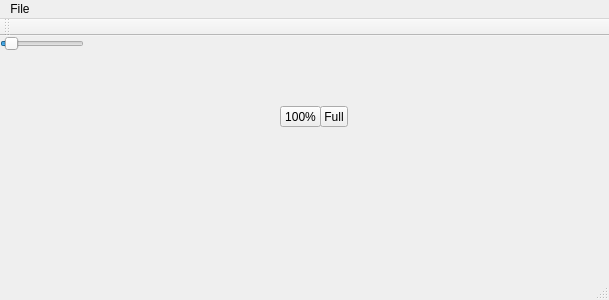
Above: src/mainwindow.ui from otre99/QtSimpleImageViewer before the change. Below: the same form after it.
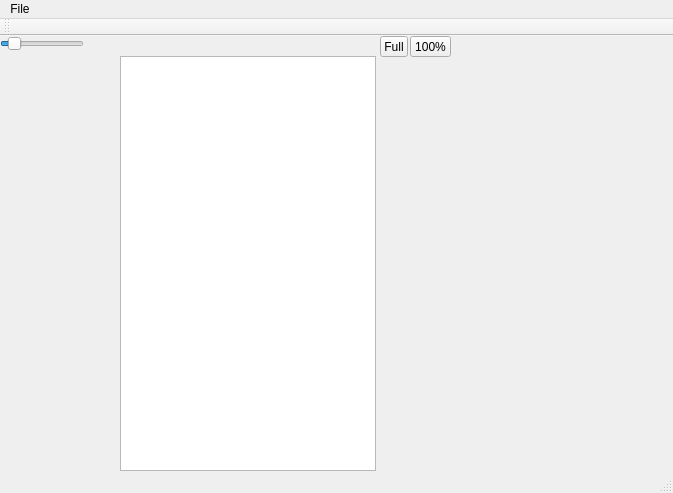
That is the form after the change.

What changed in the file:
```diff
--- a/src/mainwindow.ui
+++ b/src/mainwindow.ui
@@ -6,8 +6,8 @@
    <rect>
     <x>0</x>
     <y>0</y>
-    <width>609</width>
-    <height>300</height>
+    <width>673</width>
+    <height>493</height>
    </rect>
   </property>
   <property name="windowTitle">
@@ -15,6 +15,14 @@
   </property>
   <widget class="QWidget" name="centralWidget">
    <widget class="QSlider" name="scfSlider">
+    <property name="geometry">
+     <rect>
+      <x>0</x>
+      <y>0</y>
+      <width>84</width>
+      <height>15</height>
+     </rect>
+    </property>
     <property name="sizePolicy">
      <sizepolicy hsizetype="MinimumExpanding" vsizetype="Fixed">
       <horstretch>0</horstretch>
@@ -25,13 +33,13 @@
      <number>1</number>
     </property>
     <property name="maximum">
-     <number>256</number>
+     <number>1000</number>
     </property>
     <property name="pageStep">
      <number>1</number>
     </property>
     <property name="value">
-     <number>16</number>
+     <number>100</number>
     </property>
     <property name="tracking">
      <bool>true</bool>
@@ -55,8 +63,8 @@
    <widget class="QToolButton" name="goTo100">
     <property name="geometry">
      <rect>
-      <x>280</x>
-      <y>70</y>
+      <x>410</x>
+      <y>0</y>
       <width>41</width>
       <height>21</height>
      </rect>
@@ -68,8 +76,8 @@
    <widget class="QToolButton" name="tbFull">
     <property name="geometry">
      <rect>
-      <x>320</x>
-      <y>70</y>
+      <x>380</x>
+      <y>0</y>
       <width>28</width>
       <height>21</height>
      </rect>
@@ -78,14 +86,48 @@
      <string>Full</string>
     </property>
    </widget>
+   <widget class="QListView" name="listView">
+    <property name="geometry">
+     <rect>
+      <x>120</x>
+      <y>20</y>
+      <width>256</width>
+      <height>415</height>
+     </rect>
+    </property>
+    <property name="iconSize">
+     <size>
+      <width>64</width>
+      <height>64</height>
+     </size>
+    </property>
+    <property name="flow">
+     <enum>QListView::TopToBottom</enum>
+    </property>
+    <property name="layoutMode">
+     <enum>QListView::SinglePass</enum>
+    </property>
+    <property name="viewMode">
+     <enum>QListView::IconMode</enum>
+    </property>
+    <property name="uniformItemSizes">
+     <bool>true</bool>
+    </property>
+    <property name="wordWrap">
+     <bool>true</bool>
+    </property>
+    <property name="itemAlignment">
+     <set>Qt::AlignCenter</set>
+    </property>
+   </widget>
   </widget>
   <widget class="QMenuBar" name="menuBar">
    <property name="geometry">
     <rect>
      <x>0</x>
      <y>0</y>
-     <width>609</width>
-     <height>19</height>
+     <width>673</width>
+     <height>20</height>
     </rect>
    </property>
    <widget class="QMenu" name="menuFile">
```
Left out of the diff: 18 changed lines with no effect on the pictures.
